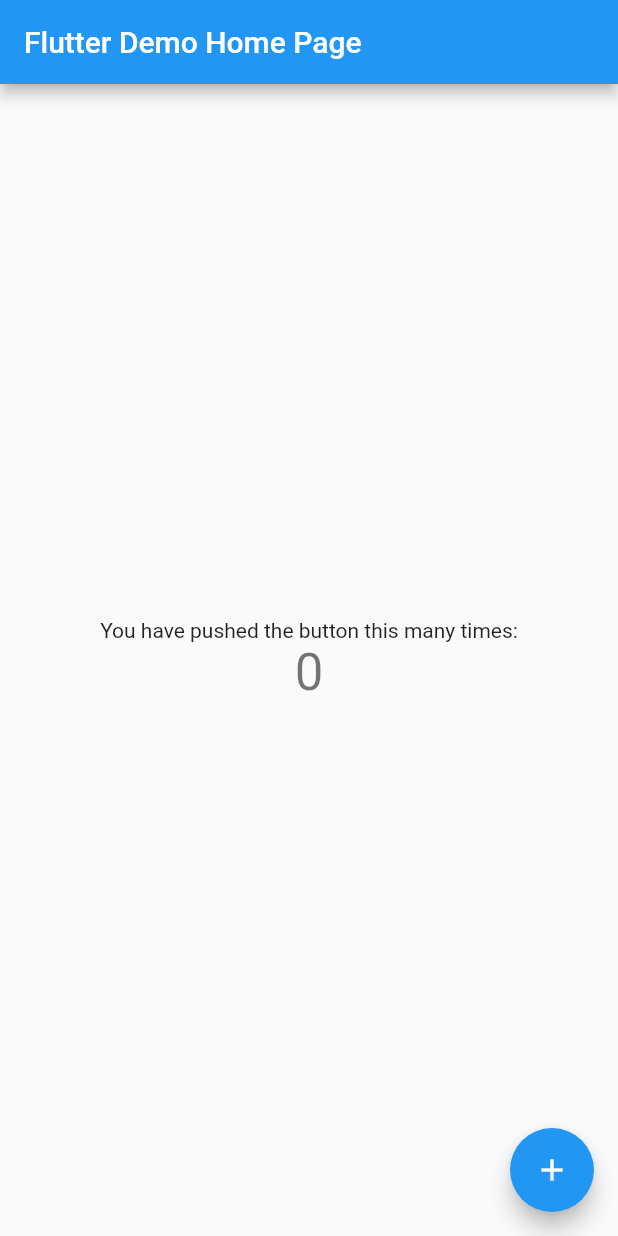
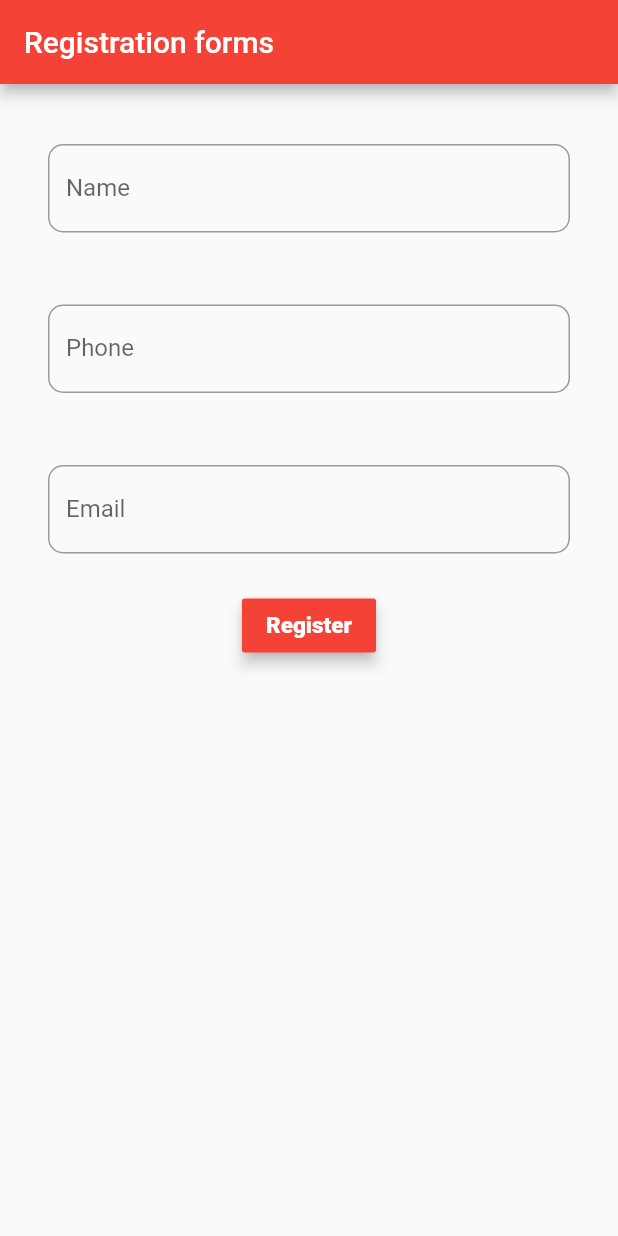
Before and after one commit to prabhuthiran/anvayaatb, a Flutter app: the screen it shows after launch, on a phone screen of 412 x 824 dp. Run offline on Flutter 3.47's test engine with Material 2 defaults, Android fonts, the phone set to English and light mode, and no system bars; our stand-ins replace cloud_firestore, firebase_core; accounts and stored records are empty; Roboto replaces fonts that are missing (Roboto-medium).

Commit message:
User registration

```diff
--- a/lib/main.dart
+++ b/lib/main.dart
@@ -1,4 +1,5 @@
 import 'package:flutter/material.dart';
+import 'registration.dart';
 
 void main() => runApp(new MyApp());
 
@@ -7,7 +8,7 @@ class MyApp extends StatelessWidget {
   @override
   Widget build(BuildContext context) {
     return new MaterialApp(
-      title: 'Flutter Demo',
+      title: 'Anvaya ATB',
       theme: new ThemeData(
         // This is the theme of your application.
         //
@@ -17,93 +18,9 @@ class MyApp extends StatelessWidget {
         // "hot reload" (press "r" in the console where you ran "flutter run",
         // or press Run > Flutter Hot Reload in IntelliJ). Notice that the
         // counter didn't reset back to zero; the application is not restarted.
-        primarySwatch: Colors.blue,
+        primarySwatch: Colors.red,
       ),
-      home: new MyHomePage(title: 'Flutter Demo Home Page'),
+      home: new Registration(),
     );
   }
 }
-
-class MyHomePage extends StatefulWidget {
-  MyHomePage({Key key, this.title}) : super(key: key);
-
-  // This widget is the home page of your application. It is stateful, meaning
-  // that it has a State object (defined below) that contains fields that affect
-  // how it looks.
-
-  // This class is the configuration for the state. It holds the values (in this
-  // case the title) provided by the parent (in this case the App widget) and
-  // used by the build method of the State. Fields in a Widget subclass are
-  // always marked "final".
-
-  final String title;
-
-  @override
-  _MyHomePageState createState() => new _MyHomePageState();
-}
-
-class _MyHomePageState extends State<MyHomePage> {
-  int _counter = 0;
-
-  void _incrementCounter() {
-    setState(() {
-      // This call to setState tells the Flutter framework that something has
-      // changed in this State, which causes it to rerun the build method below
-      // so that the display can reflect the updated values. If we changed
-      // _counter without calling setState(), then the build method would not be
-      // called again, and so nothing would appear to happen.
-      _counter++;
-    });
-  }
-
-  @override
-  Widget build(BuildContext context) {
-    // This method is rerun every time setState is called, for instance as done
-    // by the _incrementCounter method above.
-    //
-    // The Flutter framework has been optimized to make rerunning build methods
-    // fast, so that you can just rebuild anything that needs updating rather
-    // than having to individually change instances of widgets.
-    return new Scaffold(
-      appBar: new AppBar(
-        // Here we take the value from the MyHomePage object that was created by
-        // the App.build method, and use it to set our appbar title.
-        title: new Text(widget.title),
-      ),
-      body: new Center(
-        // Center is a layout widget. It takes a single child and positions it
-        // in the middle of the parent.
-        child: new Column(
-          // Column is also layout widget. It takes a list of children and
-          // arranges them vertically. By default, it sizes itself to fit its
-          // children horizontally, and tries to be as tall as its parent.
-          //
-          // Invoke "debug paint" (press "p" in the console where you ran
-          // "flutter run", or select "Toggle Debug Paint" from the Flutter tool
-          // window in IntelliJ) to see the wireframe for each widget.
-          //
-          // Column has various properties to control how it sizes itself and
-          // how it positions its children. Here we use mainAxisAlignment to
-          // center the children vertically; the main axis here is the vertical
-          // axis because Columns are vertical (the cross axis would be
-          // horizontal).
-          mainAxisAlignment: MainAxisAlignment.center,
-          children: <Widget>[
-            new Text(
-              'You have pushed the button this many times:',
-            ),
-            new Text(
-              '$_counter',
-              style: Theme.of(context).textTheme.display1,
-            ),
-          ],
-        ),
-      ),
-      floatingActionButton: new FloatingActionButton(
-        onPressed: _incrementCounter,
-        tooltip: 'Increment',
-        child: new Icon(Icons.add),
-      ), // This trailing comma makes auto-formatting nicer for build methods.
-    );
-  }
-}
--- /dev/null
+++ b/lib/registration.dart
@@ -0,0 +1,142 @@
+import 'package:flutter/material.dart';
+import 'package:firebase_core/firebase_core.dart';
+import 'package:cloud_firestore/cloud_firestore.dart';
+import 'dart:async';
+
+class Registration extends StatefulWidget {
+  @override
+  _RegistrationPageState createState() => new _RegistrationPageState();
+}
+
+class _RegistrationPageState extends State<Registration> {
+  final scaffoldKey = new GlobalKey<ScaffoldState>();
+  final formKey = new GlobalKey<FormState>();
+
+  String _email;
+  String _name;
+  String _mobileNo;
+
+  void _submit() {
+    final form = formKey.currentState;
+
+    if (form.validate()) {
+      form.save();
+
+      // Email & password matched our validation rules
+      // and are saved to _email and _password fields.
+      _performLogin();
+    }
+  }
+
+  void _performLogin() {
+    // This is just a demo, so no actual login here.
+    final snackbar = new SnackBar(
+      content: new Text('Email: $_email, password: $_name'),
+    );
+
+    scaffoldKey.currentState.showSnackBar(snackbar);
+  }
+
+  @override
+  Widget build(BuildContext context) {
+    return new Scaffold(
+      key: scaffoldKey,
+      appBar: new AppBar(
+        title: new Text('Registration forms'),
+      ),
+      body: new Padding(
+          padding: const EdgeInsets.all(16.0),
+          child: new ListView(children: [
+            new Form(
+              key: formKey,
+              child: new Column(
+                children: [
+                  new ListTile(
+                      title: new Container(
+                        child: new TextFormField(
+                          decoration: new InputDecoration(
+                              labelText: "Name",
+                              hintText: "Enter your Name",
+                              border: new OutlineInputBorder(
+                                  borderRadius: const BorderRadius.all(
+                                      const Radius.circular(10.0)))),
+                          key: new Key('name'),
+                          validator: (val) =>
+                          val.isEmpty ? 'Enter your Name' : null,
+                          onSaved: (val) => _name = val,
+                          // onFieldSubmitted:
+                          //   (String value) {
+                          // FocusScope.of(context)
+                          //   .requestFocus(textfocus)
+                          //},
+                          keyboardType: TextInputType.text,
+                        ),
+                        margin: const EdgeInsets.only(top: 20.0, bottom: 20.0),
+                      )),
+                  new ListTile(
+                    title: new Container(
+                      margin: const EdgeInsets.only(top: 20.0, bottom: 20.0),
+                      child: new TextFormField(
+                        decoration: new InputDecoration(
+                            labelText: "Phone",
+                            hintText: "Enter Contact.No.",
+                            border: new OutlineInputBorder(
+                                borderRadius: const BorderRadius.all(
+                                    const Radius.circular(10.0)))),
+                        key: new Key('phone'),
+                        validator: (val) =>
+                        val.length != 10 ? 'Enter Contact.No.' : null,
+                        onSaved: (val) => _mobileNo = val,
+                        // onFieldSubmitted:
+                        //   (String value) {
+                        // FocusScope.of(context)
+                        //   .requestFocus(textfocus)
+                        //},
+                        keyboardType: TextInputType.phone,
+                      ),
+                    ),
+                  ),
+                  new ListTile(
+                      title: new Container(
+                        margin: const EdgeInsets.only(top: 20.0, bottom: 20.0),
+                        child: new TextFormField(
+                          decoration: new InputDecoration(
+                              labelText: "Email",
+                              hintText: "Enter your Email.",
+                              border: new OutlineInputBorder(
+                                  borderRadius: const BorderRadius.all(
+                                      const Radius.circular(10.0)))),
+                          key: new Key('email'),
+                          validator: (val) =>
+                          !val.contains('@') ? 'Not a valid email.' : null,
+                          onSaved: (val) => _email = val,
+                          // onFieldSubmitted:
+                          //   (String value) {
+                          // FocusScope.of(context)
+                          //   .requestFocus(textfocus)
+                          //},
+                          keyboardType: TextInputType.emailAddress,
+                        ),
+                      )),
+                  new Container(
+                    child: new RaisedButton(
+                      onPressed: _submit,
+                      child: new Text('Register',
+                        style: new TextStyle(
+                          fontWeight: FontWeight.w800,
+                          fontSize: 15.0,
+                          fontFamily: 'Roboto-medium',
+                        ),),
+                      color: Theme.of(context).accentColor,
+                      elevation: 4.0,
+                      splashColor: Colors.blueGrey,
+                      textColor: Colors.white,
+                    ),
+                  )
+                ],
+              ),
+            ),
+          ])),
+    );
+  }
+}
--- a/pubspec.yaml
+++ b/pubspec.yaml
@@ -10,6 +10,7 @@ description: Hackathon project for Trash to Treasure concept
 version: 1.0.0+1
 
 dependencies:
+  cloud_firestore:
   flutter:
     sdk: flutter
 
```
Also changed, not shown: pubspec.lock.
